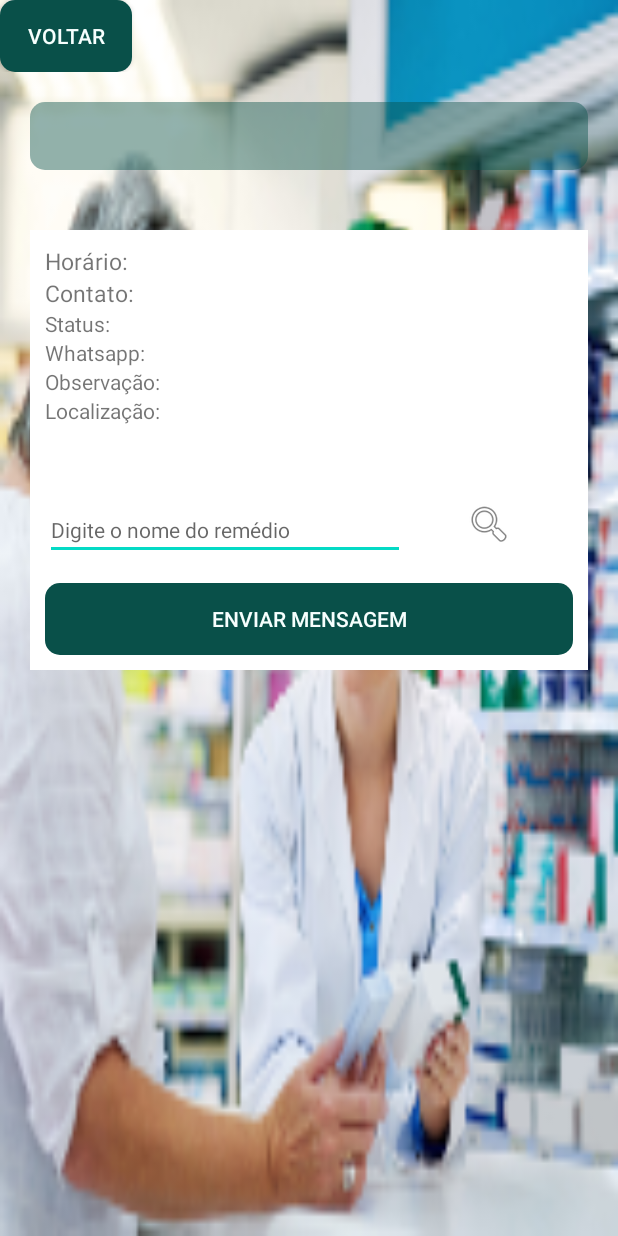
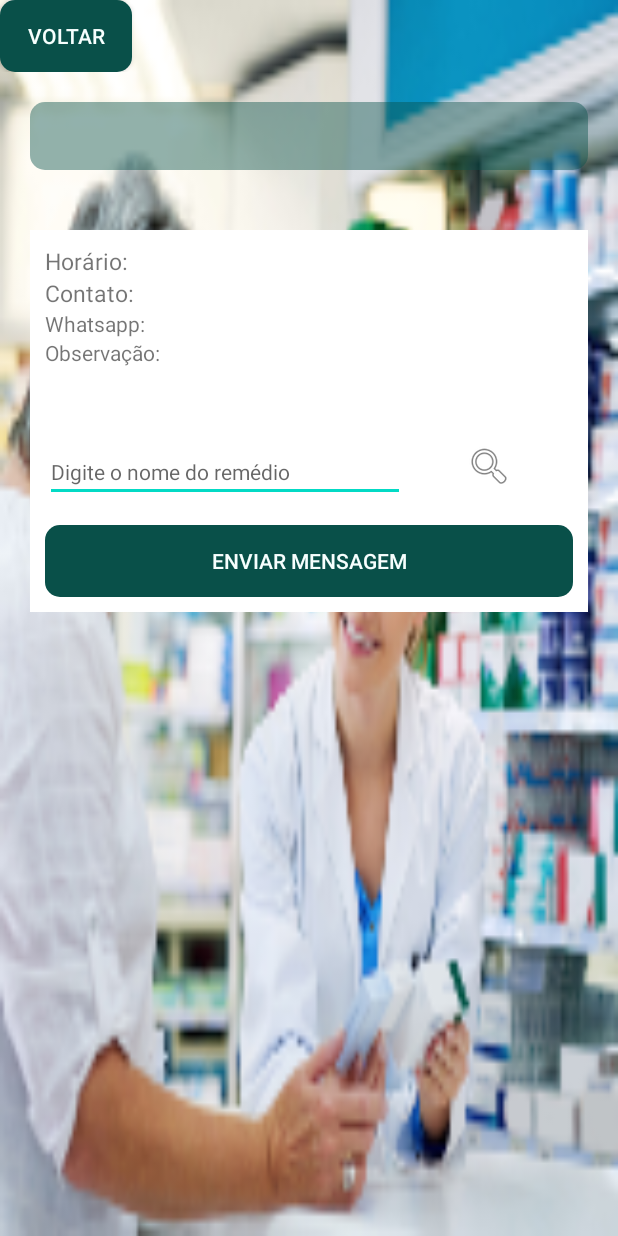
Before and after one commit to RodrigoMesquita-dev/cade_meu_remedio, an Android app: the Farmacia screen opened directly, with no data from a screen before it, on a phone screen of 412 x 824 dp. Run offline under Robolectric (Android 15) with nearby library versions, the phone set to English and light mode, and no system bars; 5 statements that could not run were skipped.

```diff
--- a/app/src/main/java/com/example/cademeuremedio/Farmacia.java
+++ b/app/src/main/java/com/example/cademeuremedio/Farmacia.java
@@ -3,6 +3,9 @@ package com.example.cademeuremedio;
 import androidx.appcompat.app.AppCompatActivity;
 
 import android.os.Bundle;
+import android.widget.TextView;
+
+import com.example.cademeuremedio.Model.Unidade;
 
 import java.io.Serializable;
 
@@ -13,5 +16,20 @@ public class Farmacia extends AppCompatActivity implements Serializable {
         super.onCreate(savedInstanceState);
         setContentView(R.layout.activity_farmacia);
 
+        TextView txtNome = (TextView) findViewById(R.id.txt_NomeFarmacia);
+        TextView txtCont = (TextView) findViewById(R.id.textView_cont);
+        TextView txtHr = (TextView) findViewById(R.id.textView_hr);
+        TextView txtWht = (TextView) findViewById(R.id.textView_what);
+        TextView txtObs = (TextView) findViewById(R.id.textView_obs);
+
+        Unidade unidade = new Unidade();
+        unidade = (Unidade) getIntent().getSerializableExtra("unidade");
+
+        txtNome.setText(unidade.getNome());
+        txtCont.setText(unidade.getWhatsapp());
+        txtHr.setText("abre: "+unidade.getHorario_a()+" , Fecha: "+unidade.getHorario_f());
+        txtWht.setText(unidade.getWhatsapp());
+        txtObs.setText(unidade.getObs());
+
     }
 }
--- a/app/src/main/java/com/example/cademeuremedio/MapsActivity.java
+++ b/app/src/main/java/com/example/cademeuremedio/MapsActivity.java
@@ -183,6 +183,7 @@ public class MapsActivity extends AppCompatActivity implements Serializable {
             System.out.println("Maps Activity retorno place.getId(): "+place.getId());
             unidade = verifFarmacias(place.getId());
 
+            System.out.println("Maps Activity unidade.getNome: "+unidade.getNome());
             if(unidade != null){
                 textView2.setText("Informações disponíveis");
                 btnInformacoes.setVisibility(View.VISIBLE);
@@ -193,7 +194,7 @@ public class MapsActivity extends AppCompatActivity implements Serializable {
                     @Override
                     public void onClick(View view) {
 
-                        Intent myIntent = new Intent(getBaseContext(), MapsActivity.class);
+                        Intent myIntent = new Intent(getBaseContext(), Farmacia.class);
                         myIntent.putExtra("unidade", uni);
                         startActivity(myIntent);
                     }
--- a/app/src/main/res/layout/activity_farmacia.xml
+++ b/app/src/main/res/layout/activity_farmacia.xml
@@ -92,23 +92,7 @@
                     android:layout_weight="1" />
             </LinearLayout>
 
-            <LinearLayout
-                android:layout_width="match_parent"
-                android:layout_height="wrap_content"
-                android:orientation="horizontal">
 
-                <TextView
-                    android:id="@+id/textView_status"
-                    android:layout_width="80dp"
-                    android:layout_height="wrap_content"
-                    android:text="Status: " />
-
-                <TextView
-                    android:id="@+id/textView_st"
-                    android:layout_width="wrap_content"
-                    android:layout_height="wrap_content"
-                    android:layout_weight="1" />
-            </LinearLayout>
 
             <LinearLayout
                 android:layout_width="match_parent"
@@ -147,23 +131,7 @@
                     android:layout_weight="1" />
             </LinearLayout>
 
-            <LinearLayout
-                android:layout_width="match_parent"
-                android:layout_height="wrap_content"
-                android:orientation="horizontal">
 
-                <TextView
-                    android:id="@+id/textView_localizacao"
-                    android:layout_width="80dp"
-                    android:layout_height="wrap_content"
-                    android:text="Localização: " />
-
-                <TextView
-                    android:id="@+id/textView_loc"
-                    android:layout_width="wrap_content"
-                    android:layout_height="wrap_content"
-                    android:layout_weight="1" />
-            </LinearLayout>
 
             <LinearLayout
                 android:layout_width="match_parent"
```
Also changed, not shown: app/src/main/java/com/example/cademeuremedio/DbHelper.java (+8 -10 lines), app/src/main/java/com/example/cademeuremedio/Menu.java (+4 -3 lines), app/src/main/java/com/example/cademeuremedio/Model/UnidadeDAO.java (+18 -15 lines).
